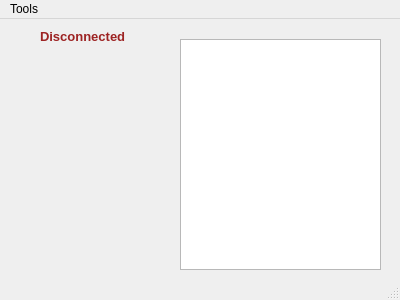
The window that client/src/mainwindow.ui (mmalesadev/pdb) describes before a commit, drawn with Qt 5.
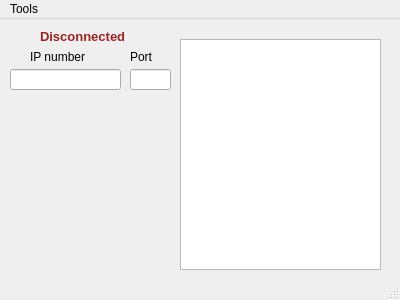
The same window after the commit.

Diff of the .ui file:
```diff
--- a/client/src/mainwindow.ui
+++ b/client/src/mainwindow.ui
@@ -40,6 +40,55 @@
      <string>&lt;html&gt;&lt;head/&gt;&lt;body&gt;&lt;p&gt;&lt;span style=&quot; font-size:10pt; font-weight:600; color:#9d2323;&quot;&gt;Disconnected&lt;/span&gt;&lt;/p&gt;&lt;/body&gt;&lt;/html&gt;</string>
     </property>
    </widget>
+   <widget class="QLineEdit" name="ipLine">
+    <property name="geometry">
+     <rect>
+      <x>10</x>
+      <y>50</y>
+      <width>111</width>
+      <height>21</height>
+     </rect>
+    </property>
+    <property name="text">
+     <string/>
+    </property>
+   </widget>
+   <widget class="QLineEdit" name="portLine">
+    <property name="geometry">
+     <rect>
+      <x>130</x>
+      <y>50</y>
+      <width>41</width>
+      <height>21</height>
+     </rect>
+    </property>
+   </widget>
+   <widget class="QLabel" name="ipLabel">
+    <property name="geometry">
+     <rect>
+      <x>30</x>
+      <y>30</y>
+      <width>71</width>
+      <height>16</height>
+     </rect>
+    </property>
+    <property name="text">
+     <string>IP number</string>
+    </property>
+   </widget>
+   <widget class="QLabel" name="portLabel">
+    <property name="geometry">
+     <rect>
+      <x>130</x>
+      <y>30</y>
+      <width>57</width>
+      <height>16</height>
+     </rect>
+    </property>
+    <property name="text">
+     <string>Port</string>
+    </property>
+   </widget>
   </widget>
   <widget class="QMenuBar" name="menuBar">
    <property name="geometry">
```
Left out of the diff: 8 changed lines with no effect on the pictures.
